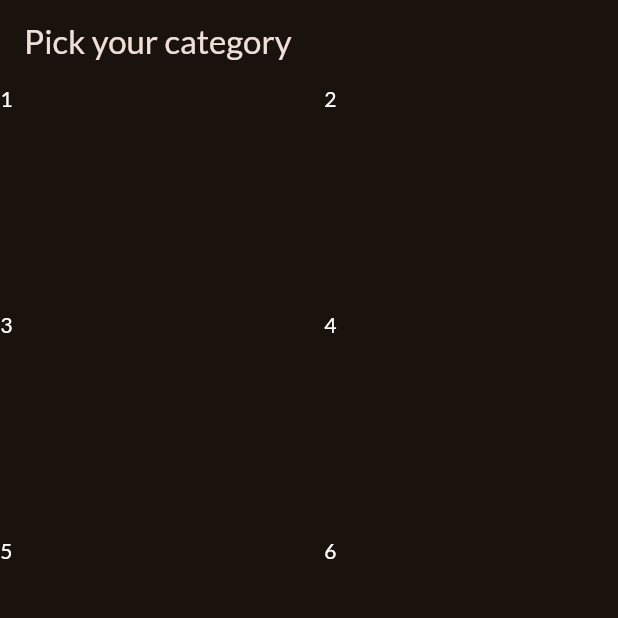
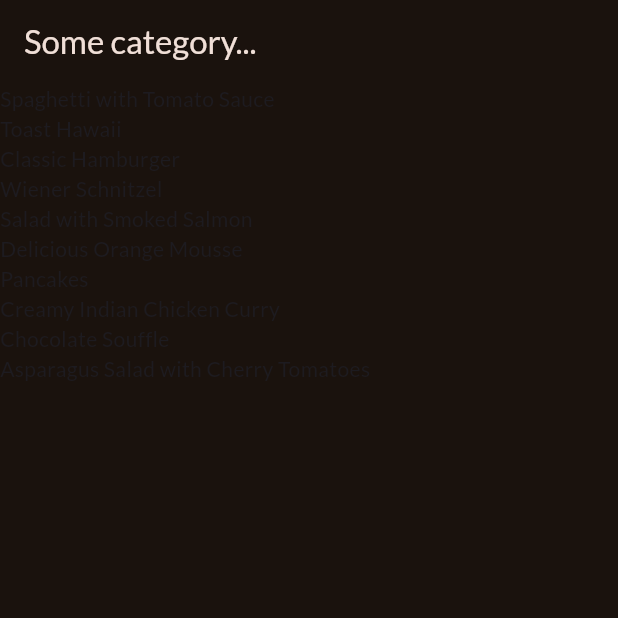
Before and after one commit to JoaoRodrigues1589/flutterapps, a Flutter app: the screen it shows after launch, on a phone screen of 412 x 824 dp, the top half of it. Run offline on Flutter 3.47's test engine with Material 3 defaults, Android fonts, the phone set to English and light mode, and no system bars; our stand-ins replace google_fonts.

Commit message:
Creating categories and tappable buttons

```diff
--- /dev/null
+++ b/mealsapp/lib/data/dummy_data.dart
@@ -0,0 +1,409 @@
+import 'package:flutter/material.dart';
+
+import 'package:mealsapp/models/category.dart';
+import 'package:mealsapp/models/meal.dart';
+
+// Constants in Dart should be written in lowerCamelcase.
+const availableCategories = [
+  Category(
+    id: 'c1',
+    title: 'Italian',
+    color: Colors.purple,
+  ),
+  Category(
+    id: 'c2',
+    title: 'Quick & Easy',
+    color: Colors.red,
+  ),
+  Category(
+    id: 'c3',
+    title: 'Hamburgers',
+    color: Colors.orange,
+  ),
+  Category(
+    id: 'c4',
+    title: 'German',
+    color: Colors.amber,
+  ),
+  Category(
+    id: 'c5',
+    title: 'Light & Lovely',
+    color: Colors.blue,
+  ),
+  Category(
+    id: 'c6',
+    title: 'Exotic',
+    color: Colors.green,
+  ),
+  Category(
+    id: 'c7',
+    title: 'Breakfast',
+    color: Colors.lightBlue,
+  ),
+  Category(
+    id: 'c8',
+    title: 'Asian',
+    color: Colors.lightGreen,
+  ),
+  Category(
+    id: 'c9',
+    title: 'French',
+    color: Colors.pink,
+  ),
+  Category(
+    id: 'c10',
+    title: 'Summer',
+    color: Colors.teal,
+  ),
+];
+
+const dummyMeals = [
+  Meal(
+    id: 'm1',
+    categories: [
+      'c1',
+      'c2',
+    ],
+    title: 'Spaghetti with Tomato Sauce',
+    affordability: Affordability.affordable,
+    complexity: Complexity.simple,
+    imageUrl:
+        'https://upload.wikimedia.org/wikipedia/commons/thumb/2/20/Spaghetti_Bolognese_mit_Parmesan_oder_Grana_Padano.jpg/800px-Spaghetti_Bolognese_mit_Parmesan_oder_Grana_Padano.jpg',
+    duration: 20,
+    ingredients: [
+      '4 Tomatoes',
+      '1 Tablespoon of Olive Oil',
+      '1 Onion',
+      '250g Spaghetti',
+      'Spices',
+      'Cheese (optional)'
+    ],
+    steps: [
+      'Cut the tomatoes and the onion into small pieces.',
+      'Boil some water - add salt to it once it boils.',
+      'Put the spaghetti into the boiling water - they should be done in about 10 to 12 minutes.',
+      'In the meantime, heaten up some olive oil and add the cut onion.',
+      'After 2 minutes, add the tomato pieces, salt, pepper and your other spices.',
+      'The sauce will be done once the spaghetti are.',
+      'Feel free to add some cheese on top of the finished dish.'
+    ],
+    isGlutenFree: false,
+    isVegan: true,
+    isVegetarian: true,
+    isLactoseFree: true,
+  ),
+  Meal(
+    id: 'm2',
+    categories: [
+      'c2',
+    ],
+    title: 'Toast Hawaii',
+    affordability: Affordability.affordable,
+    complexity: Complexity.simple,
+    imageUrl:
+        'https://cdn.pixabay.com/photo/2018/07/11/21/51/toast-3532016_1280.jpg',
+    duration: 10,
+    ingredients: [
+      '1 Slice White Bread',
+      '1 Slice Ham',
+      '1 Slice Pineapple',
+      '1-2 Slices of Cheese',
+      'Butter'
+    ],
+    steps: [
+      'Butter one side of the white bread',
+      'Layer ham, the pineapple and cheese on the white bread',
+      'Bake the toast for round about 10 minutes in the oven at 200°C'
+    ],
+    isGlutenFree: false,
+    isVegan: false,
+    isVegetarian: false,
+    isLactoseFree: false,
+  ),
+  Meal(
+    id: 'm3',
+    categories: [
+      'c2',
+      'c3',
+    ],
+    title: 'Classic Hamburger',
+    affordability: Affordability.pricey,
+    complexity: Complexity.simple,
+    imageUrl:
+        'https://cdn.pixabay.com/photo/2014/10/23/18/05/burger-500054_1280.jpg',
+    duration: 45,
+    ingredients: [
+      '300g Cattle Hack',
+      '1 Tomato',
+      '1 Cucumber',
+      '1 Onion',
+      'Ketchup',
+      '2 Burger Buns'
+    ],
+    steps: [
+      'Form 2 patties',
+      'Fry the patties for c. 4 minutes on each side',
+      'Quickly fry the buns for c. 1 minute on each side',
+      'Bruch buns with ketchup',
+      'Serve burger with tomato, cucumber and onion'
+    ],
+    isGlutenFree: false,
+    isVegan: false,
+    isVegetarian: false,
+    isLactoseFree: true,
+  ),
+  Meal(
+    id: 'm4',
+    categories: [
+      'c4',
+    ],
+    title: 'Wiener Schnitzel',
+    affordability: Affordability.luxurious,
+    complexity: Complexity.challenging,
+    imageUrl:
+        'https://cdn.pixabay.com/photo/2018/03/31/19/29/schnitzel-3279045_1280.jpg',
+    duration: 60,
+    ingredients: [
+      '8 Veal Cutlets',
+      '4 Eggs',
+      '200g Bread Crumbs',
+      '100g Flour',
+      '300ml Butter',
+      '100g Vegetable Oil',
+      'Salt',
+      'Lemon Slices'
+    ],
+    steps: [
+      'Tenderize the veal to about 2–4mm, and salt on both sides.',
+      'On a flat plate, stir the eggs briefly with a fork.',
+      'Lightly coat the cutlets in flour then dip into the egg, and finally, coat in breadcrumbs.',
+      'Heat the butter and oil in a large pan (allow the fat to get very hot) and fry the schnitzels until golden brown on both sides.',
+      'Make sure to toss the pan regularly so that the schnitzels are surrounded by oil and the crumbing becomes ‘fluffy’.',
+      'Remove, and drain on kitchen paper. Fry the parsley in the remaining oil and drain.',
+      'Place the schnitzels on awarmed plate and serve garnishedwith parsley and slices of lemon.'
+    ],
+    isGlutenFree: false,
+    isVegan: false,
+    isVegetarian: false,
+    isLactoseFree: false,
+  ),
+  Meal(
+    id: 'm5',
+    categories: [
+      'c2'
+          'c5',
+      'c10',
+    ],
+    title: 'Salad with Smoked Salmon',
+    affordability: Affordability.luxurious,
+    complexity: Complexity.simple,
+    imageUrl:
+        'https://cdn.pixabay.com/photo/2016/10/25/13/29/smoked-salmon-salad-1768890_1280.jpg',
+    duration: 15,
+    ingredients: [
+      'Arugula',
+      'Lamb\'s Lettuce',
+      'Parsley',
+      'Fennel',
+      '200g Smoked Salmon',
+      'Mustard',
+      'Balsamic Vinegar',
+      'Olive Oil',
+      'Salt and Pepper'
+    ],
+    steps: [
+      'Wash and cut salad and herbs',
+      'Dice the salmon',
+      'Process mustard, vinegar and olive oil into a dessing',
+      'Prepare the salad',
+      'Add salmon cubes and dressing'
+    ],
+    isGlutenFree: true,
+    isVegan: false,
+    isVegetarian: true,
+    isLactoseFree: true,
+  ),
+  Meal(
+    id: 'm6',
+    categories: [
+      'c6',
+      'c10',
+    ],
+    title: 'Delicious Orange Mousse',
+    affordability: Affordability.affordable,
+    complexity: Complexity.hard,
+    imageUrl:
+        'https://cdn.pixabay.com/photo/2017/05/01/05/18/pastry-2274750_1280.jpg',
+    duration: 240,
+    ingredients: [
+      '4 Sheets of Gelatine',
+      '150ml Orange Juice',
+      '80g Sugar',
+      '300g Yoghurt',
+      '200g Cream',
+      'Orange Peel',
+    ],
+    steps: [
+      'Dissolve gelatine in pot',
+      'Add orange juice and sugar',
+      'Take pot off the stove',
+      'Add 2 tablespoons of yoghurt',
+      'Stir gelatin under remaining yoghurt',
+      'Cool everything down in the refrigerator',
+      'Whip the cream and lift it under die orange mass',
+      'Cool down again for at least 4 hours',
+      'Serve with orange peel',
+    ],
+    isGlutenFree: true,
+    isVegan: false,
+    isVegetarian: true,
+    isLactoseFree: false,
+  ),
+  Meal(
+    id: 'm7',
+    categories: [
+      'c7',
+    ],
+    title: 'Pancakes',
+    affordability: Affordability.affordable,
+    complexity: Complexity.simple,
+    imageUrl:
+        'https://cdn.pixabay.com/photo/2018/07/10/21/23/pancake-3529653_1280.jpg',
+    duration: 20,
+    ingredients: [
+      '1 1/2 Cups all-purpose Flour',
+      '3 1/2 Teaspoons Baking Powder',
+      '1 Teaspoon Salt',
+      '1 Tablespoon White Sugar',
+      '1 1/4 cups Milk',
+      '1 Egg',
+      '3 Tablespoons Butter, melted',
+    ],
+    steps: [
+      'In a large bowl, sift together the flour, baking powder, salt and sugar.',
+      'Make a well in the center and pour in the milk, egg and melted butter; mix until smooth.',
+      'Heat a lightly oiled griddle or frying pan over medium high heat.',
+      'Pour or scoop the batter onto the griddle, using approximately 1/4 cup for each pancake. Brown on both sides and serve hot.'
+    ],
+    isGlutenFree: true,
+    isVegan: false,
+    isVegetarian: true,
+    isLactoseFree: false,
+  ),
+  Meal(
+    id: 'm8',
+    categories: [
+      'c8',
+    ],
+    title: 'Creamy Indian Chicken Curry',
+    affordability: Affordability.pricey,
+    complexity: Complexity.challenging,
+    imageUrl:
+        'https://cdn.pixabay.com/photo/2018/06/18/16/05/indian-food-3482749_1280.jpg',
+    duration: 35,
+    ingredients: [
+      '4 Chicken Breasts',
+      '1 Onion',
+      '2 Cloves of Garlic',
+      '1 Piece of Ginger',
+      '4 Tablespoons Almonds',
+      '1 Teaspoon Cayenne Pepper',
+      '500ml Coconut Milk',
+    ],
+    steps: [
+      'Slice and fry the chicken breast',
+      'Process onion, garlic and ginger into paste and sauté everything',
+      'Add spices and stir fry',
+      'Add chicken breast + 250ml of water and cook everything for 10 minutes',
+      'Add coconut milk',
+      'Serve with rice'
+    ],
+    isGlutenFree: true,
+    isVegan: false,
+    isVegetarian: false,
+    isLactoseFree: true,
+  ),
+  Meal(
+    id: 'm9',
+    categories: [
+      'c9',
+    ],
+    title: 'Chocolate Souffle',
+    affordability: Affordability.affordable,
+    complexity: Complexity.hard,
+    imageUrl:
+        'https://cdn.pixabay.com/photo/2014/08/07/21/07/souffle-412785_1280.jpg',
+    duration: 45,
+    ingredients: [
+      '1 Teaspoon melted Butter',
+      '2 Tablespoons white Sugar',
+      '2 Ounces 70% dark Chocolate, broken into pieces',
+      '1 Tablespoon Butter',
+      '1 Tablespoon all-purpose Flour',
+      '4 1/3 tablespoons cold Milk',
+      '1 Pinch Salt',
+      '1 Pinch Cayenne Pepper',
+      '1 Large Egg Yolk',
+      '2 Large Egg Whites',
+      '1 Pinch Cream of Tartar',
+      '1 Tablespoon white Sugar',
+    ],
+    steps: [
+      'Preheat oven to 190°C. Line a rimmed baking sheet with parchment paper.',
+      'Brush bottom and sides of 2 ramekins lightly with 1 teaspoon melted butter; cover bottom and sides right up to the rim.',
+      'Add 1 tablespoon white sugar to ramekins. Rotate ramekins until sugar coats all surfaces.',
+      'Place chocolate pieces in a metal mixing bowl.',
+      'Place bowl over a pan of about 3 cups hot water over low heat.',
+      'Melt 1 tablespoon butter in a skillet over medium heat. Sprinkle in flour. Whisk until flour is incorporated into butter and mixture thickens.',
+      'Whisk in cold milk until mixture becomes smooth and thickens. Transfer mixture to bowl with melted chocolate.',
+      'Add salt and cayenne pepper. Mix together thoroughly. Add egg yolk and mix to combine.',
+      'Leave bowl above the hot (not simmering) water to keep chocolate warm while you whip the egg whites.',
+      'Place 2 egg whites in a mixing bowl; add cream of tartar. Whisk until mixture begins to thicken and a drizzle from the whisk stays on the surface about 1 second before disappearing into the mix.',
+      'Add 1/3 of sugar and whisk in. Whisk in a bit more sugar about 15 seconds.',
+      'whisk in the rest of the sugar. Continue whisking until mixture is about as thick as shaving cream and holds soft peaks, 3 to 5 minutes.',
+      'Transfer a little less than half of egg whites to chocolate.',
+      'Mix until egg whites are thoroughly incorporated into the chocolate.',
+      'Add the rest of the egg whites; gently fold into the chocolate with a spatula, lifting from the bottom and folding over.',
+      'Stop mixing after the egg white disappears. Divide mixture between 2 prepared ramekins. Place ramekins on prepared baking sheet.',
+      'Bake in preheated oven until scuffles are puffed and have risen above the top of the rims, 12 to 15 minutes.',
+    ],
+    isGlutenFree: true,
+    isVegan: false,
+    isVegetarian: true,
+    isLactoseFree: false,
+  ),
+  Meal(
+    id: 'm10',
+    categories: [
+      'c2',
+      'c5',
+      'c10',
+    ],
+    title: 'Asparagus Salad with Cherry Tomatoes',
+    affordability: Affordability.luxurious,
+    complexity: Complexity.simple,
+    imageUrl:
+        'https://cdn.pixabay.com/photo/2018/04/09/18/26/asparagus-3304997_1280.jpg',
+    duration: 30,
+    ingredients: [
+      'White and Green Asparagus',
+      '30g Pine Nuts',
+      '300g Cherry Tomatoes',
+      'Salad',
+      'Salt, Pepper and Olive Oil'
+    ],
+    steps: [
+      'Wash, peel and cut the asparagus',
+      'Cook in salted water',
+      'Salt and pepper the asparagus',
+      'Roast the pine nuts',
+      'Halve the tomatoes',
+      'Mix with asparagus, salad and dressing',
+      'Serve with Baguette'
+    ],
+    isGlutenFree: true,
+    isVegan: true,
+    isVegetarian: true,
+    isLactoseFree: true,
+  ),
+];
--- a/mealsapp/lib/main.dart
+++ b/mealsapp/lib/main.dart
@@ -1,7 +1,9 @@
 import 'package:flutter/material.dart';
+import 'package:google_fonts/google_fonts.dart';
 
-import 'package:google_fonts/google_fonts.dart';
-import 'package:mealsapp/categories.dart';
+import 'package:mealsapp/data/dummy_data.dart';
+import 'package:mealsapp/screens/categories.dart';
+import 'package:mealsapp/screens/meals.dart';
 
 final theme = ThemeData(
   useMaterial3: true,
@@ -23,7 +25,10 @@
   Widget build(BuildContext context) {
     return MaterialApp(
       theme: theme,
-      home: const CategoriesScreen()
+      home: const MealsScreen(
+        title: 'Some category...',
+        meals: dummyMeals,
+      ),
     );
   }
 }
--- /dev/null
+++ b/mealsapp/lib/models/category.dart
@@ -0,0 +1,13 @@
+import 'package:flutter/material.dart';
+
+class Category {
+  const Category({
+    required this.id,
+    required this.title,
+    this.color = Colors.orange,
+  });
+
+  final String id;
+  final String title;
+  final Color color;
+}
--- /dev/null
+++ b/mealsapp/lib/models/meal.dart
@@ -0,0 +1,43 @@
+enum Complexity {
+  simple,
+  challenging,
+  hard,
+}
+
+enum Affordability {
+  affordable,
+  pricey,
+  luxurious,
+}
+
+class Meal {
+  const Meal({
+    required this.id,
+    required this.categories,
+    required this.title,
+    required this.imageUrl,
+    required this.ingredients,
+    required this.steps,
+    required this.duration,
+    required this.complexity,
+    required this.affordability,
+    required this.isGlutenFree,
+    required this.isLactoseFree,
+    required this.isVegan,
+    required this.isVegetarian,
+  });
+
+  final String id;
+  final List<String> categories;
+  final String title;
+  final String imageUrl;
+  final List<String> ingredients;
+  final List<String> steps;
+  final int duration;
+  final Complexity complexity;
+  final Affordability affordability;
+  final bool isGlutenFree;
+  final bool isLactoseFree;
+  final bool isVegan;
+  final bool isVegetarian;
+}
--- a/mealsapp/lib/categories.dart
+++ b/mealsapp/lib/screens/categories.dart
@@ -1,4 +1,7 @@
 import 'package:flutter/material.dart';
+
+import 'package:mealsapp/data/dummy_data.dart';
+import 'package:mealsapp/widgets/category_grid_item.dart';
 
 class CategoriesScreen extends StatelessWidget {
   const CategoriesScreen({super.key});
@@ -10,19 +13,17 @@
         title: const Text('Pick your category'),
       ),
       body: GridView(
+        padding: const EdgeInsets.all(24),
         gridDelegate: const SliverGridDelegateWithFixedCrossAxisCount(
           crossAxisCount: 2,
           childAspectRatio: 3 / 2,
           crossAxisSpacing: 20,
           mainAxisSpacing: 20,
         ),
-        children: const [
-          Text('1', style: TextStyle(color: Colors.white)),
-          Text('2', style: TextStyle(color: Colors.white)),
-          Text('3', style: TextStyle(color: Colors.white)),
-          Text('4', style: TextStyle(color: Colors.white)),
-          Text('5', style: TextStyle(color: Colors.white)),
-          Text('6', style: TextStyle(color: Colors.white)),
+        children: [
+          // availableCategories.map((category) => CategoryGridItem(category: category)).toList()
+          for (final category in availableCategories)
+            CategoryGridItem(category: category)
         ],
       ),
     );
--- /dev/null
+++ b/mealsapp/lib/screens/meals.dart
@@ -0,0 +1,50 @@
+import 'package:flutter/material.dart';
+
+import 'package:mealsapp/models/meal.dart';
+
+class MealsScreen extends StatelessWidget {
+  const MealsScreen({super.key, required this.title, required this.meals});
+
+  final String title;
+  final List<Meal> meals;
+
+  @override
+  Widget build(BuildContext context) {
+    Widget content = Center(
+      child: Column(
+        mainAxisSize: MainAxisSize.min,
+        children: [
+          Text(
+            'Uh oh... nothing here!',
+            style: Theme.of(context).textTheme.headlineLarge!.copyWith(
+                  color: Theme.of(context).colorScheme.onBackground,
+                ),
+          ),
+          const SizedBox(height: 16),
+          Text(
+            'Try selecting a different category!',
+            style: Theme.of(context).textTheme.bodyLarge!.copyWith(
+                  color: Theme.of(context).colorScheme.onBackground,
+                ),
+          )
+        ],
+      ),
+    );
+
+    if (meals.isNotEmpty) {
+      content = ListView.builder(
+        itemCount: meals.length,
+        itemBuilder: (ctx, index) => Text(
+          meals[index].title,
+        ),
+      );
+    }
+
+    return Scaffold(
+      appBar: AppBar(
+        title: Text(title),
+      ),
+      body: content,
+    );
+  }
+}
--- /dev/null
+++ b/mealsapp/lib/widgets/category_grid_item.dart
@@ -0,0 +1,34 @@
+import 'package:flutter/material.dart';
+
+import 'package:mealsapp/models/category.dart';
+
+class CategoryGridItem extends StatelessWidget {
+  const CategoryGridItem({super.key, required this.category});
+
+  final Category category;
+
+  @override
+  Widget build(BuildContext context) {
+    return InkWell(
+      onTap: () {},
+      splashColor: Theme.of(context).primaryColor,
+      borderRadius: BorderRadius.circular(16),
+      child: Container(
+        padding: const EdgeInsets.all(16),
+        decoration: BoxDecoration(
+          borderRadius: BorderRadius.circular(16),
+          gradient: LinearGradient(colors: [
+            category.color.withOpacity(0.55),
+            category.color.withOpacity(0.9),
+          ], begin: Alignment.topLeft, end: Alignment.bottomRight),
+        ),
+        child: Text(
+          category.title,
+          style: Theme.of(context).textTheme.titleLarge!.copyWith(
+                color: Theme.of(context).colorScheme.onBackground,
+              ),
+        ),
+      ),
+    );
+  }
+}
--- a/mealsapp/pubspec.yaml
+++ b/mealsapp/pubspec.yaml
@@ -36,6 +36,7 @@
   # Use with the CupertinoIcons class for iOS style icons.
   cupertino_icons: ^1.0.2
   google_fonts: ^6.1.0
+  material: ^1.0.0+2
 
 dev_dependencies:
   flutter_test:
```
Also changed, not shown: mealsapp/pubspec.lock.
